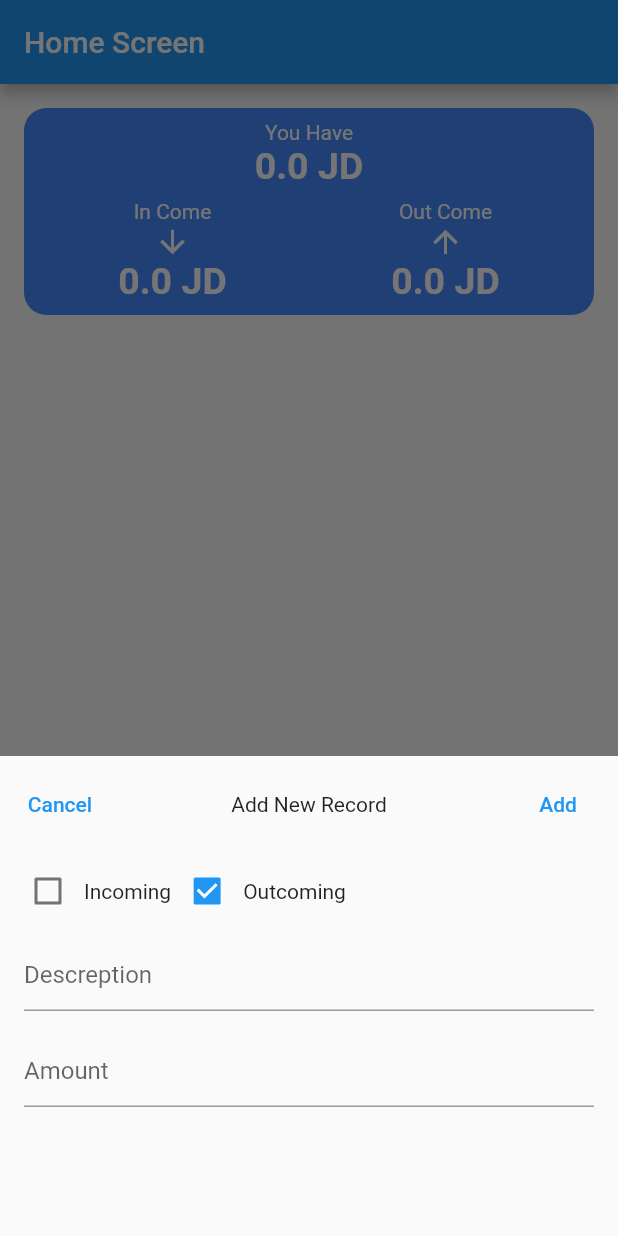
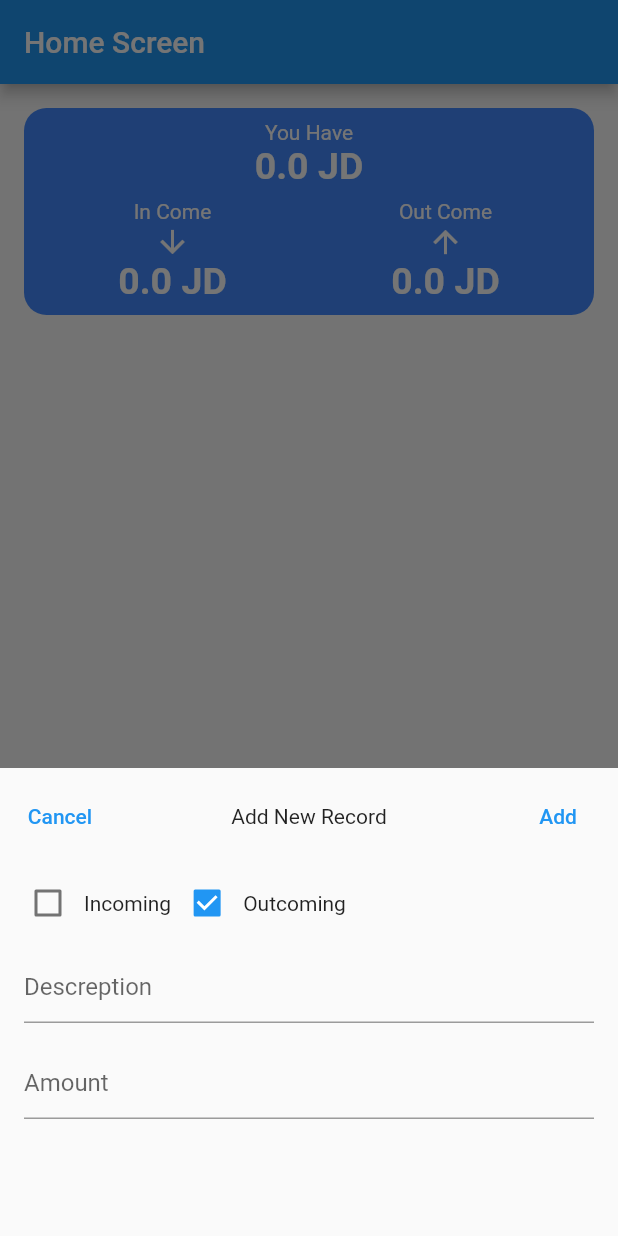
Before and after one commit to aboud-masoud/my_wallet, a Flutter app: the HomeScreen screen opened directly, after a tap on the "add" icon, on a phone screen of 412 x 824 dp. Run offline on Flutter 3.47's test engine with Material 2 defaults, Android fonts, the phone set to English and light mode, and no system bars; our stand-ins replace hive_flutter; accounts and stored records are empty.

Commit message:
fix bugs

```diff
--- a/lib/home.dart
+++ b/lib/home.dart
@@ -61,6 +61,7 @@ class _HomeScreenState extends State<HomeScreen> {
                       onEdit: () {
                         showModalBottomSheet(
                             context: context,
+                            isScrollControlled: true,
                             builder: (context) {
                               return AddEditRecord(
                                 onAdd: (value) async {
@@ -98,12 +99,14 @@ class _HomeScreenState extends State<HomeScreen> {
                     );
                   }),
             ),
+            const SizedBox(height: 40)
           ],
         ),
         floatingActionButton: ElevatedButton(
             onPressed: () {
               showModalBottomSheet(
                   context: context,
+                  isScrollControlled: true,
                   builder: (context) {
                     return AddEditRecord(
                       onAdd: (value) async {
--- a/lib/small_widgets/add_edit_record.dart
+++ b/lib/small_widgets/add_edit_record.dart
@@ -37,7 +37,7 @@ class _AddEditRecordState extends State<AddEditRecord> {
   @override
   Widget build(BuildContext context) {
     return Padding(
-      padding: const EdgeInsets.all(8.0),
+      padding: EdgeInsets.only(left: 8, right: 8, top: 8, bottom: MediaQuery.of(context).viewInsets.bottom),
       child: Column(
         mainAxisSize: MainAxisSize.min,
         children: <Widget>[
```
